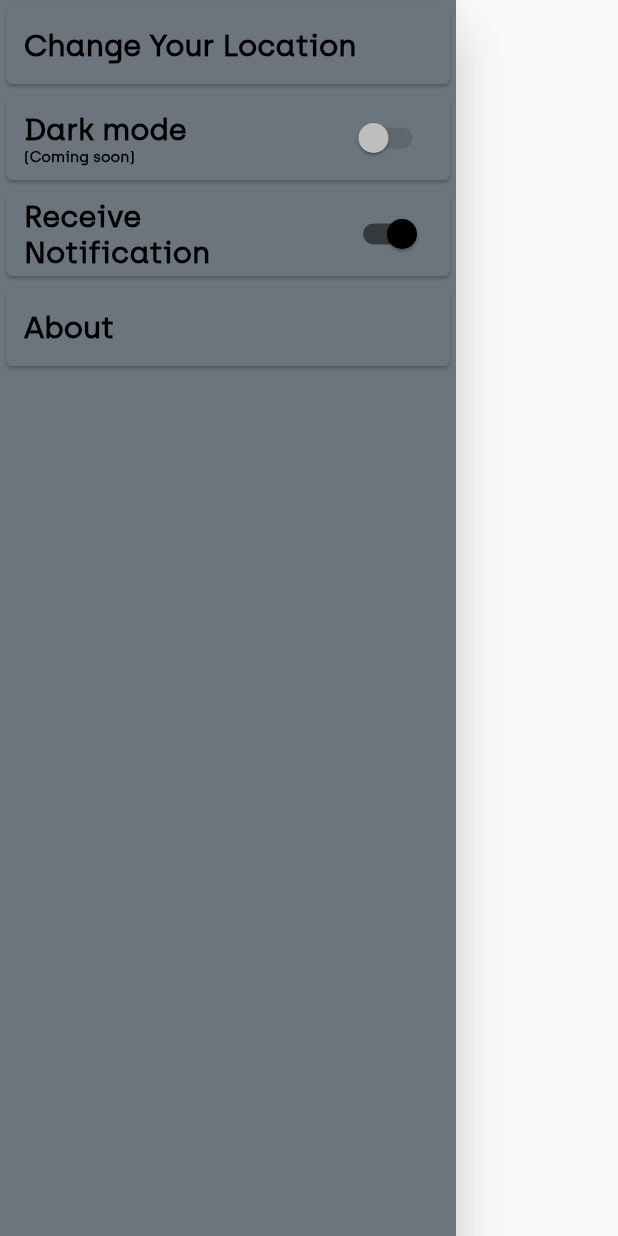
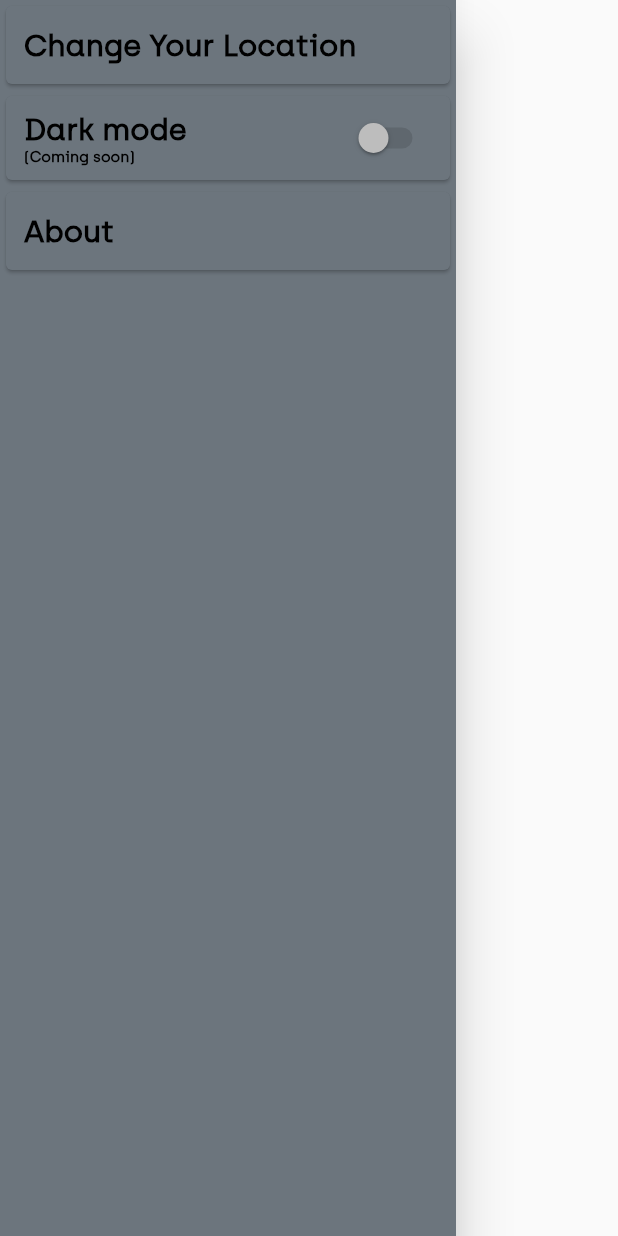
Before and after one commit to prakash-cr7/covid19india, a Flutter app: the DrawerScreen widget shown alone on an empty page, opened directly, on a phone screen of 412 x 824 dp. Run offline on Flutter 3.47's test engine with Material 2 defaults, Android fonts, the phone set to English and light mode, and no system bars; our stand-ins replace firebase_messaging, shared_preferences, syncfusion_flutter_charts; missing offline and left inert: syncfusion_flutter_core; accounts and stored records are empty; statements that could not run were skipped.

Commit message:
probably last commit

```diff
--- a/lib/about_screen.dart
+++ b/lib/about_screen.dart
@@ -2,7 +2,6 @@ import 'package:covid19india/constants_and_widgets.dart';
 import 'package:flutter/cupertino.dart';
 import 'package:flutter/material.dart';
 
-//about page check
 class About extends StatelessWidget {
   final Color textColor = Colors.grey[300];
   @override
--- a/lib/district_search_screen.dart
+++ b/lib/district_search_screen.dart
@@ -79,7 +79,7 @@ class _DistrictSearchPageState extends State<DistrictSearchPage> {
           ),
           FlatButton(
             padding: EdgeInsets.all(0),
-                      child: Container(
+            child: Container(
               height: 60,
               alignment: Alignment.center,
               color: activeCasesColor,
@@ -91,7 +91,7 @@ class _DistrictSearchPageState extends State<DistrictSearchPage> {
                     fontWeight: FontWeight.w900),
               ),
             ),
-            onPressed: (){
+            onPressed: () {
               Provider.of<Data>(context, listen: false)
                   .getLocation(selectedState, selecteddistrict);
               Navigator.pop(context);
--- a/lib/drawer.dart
+++ b/lib/drawer.dart
@@ -9,7 +9,7 @@ class DrawerScreen extends StatefulWidget {
 
 class _DrawerScreenState extends State<DrawerScreen> {
 
-  bool notificatonState = true;
+//  bool notificatonState = true;
 
   @override
   Widget build(BuildContext context) {
@@ -70,30 +70,30 @@ class _DrawerScreenState extends State<DrawerScreen> {
                 onChanged: null,
               ),
             ),
-            Card(
-              color: primaryColor,
-              child: SwitchListTile(
-                contentPadding:
-                const EdgeInsets.symmetric(vertical: 0, horizontal: 12),
-                title: Text(
-                  'Receive Notification',
-                  style: TextStyle(
-                      color: Colors.black,
-                      fontSize: 20,
-                      fontWeight: FontWeight.w900),
-                  textAlign: TextAlign.left,
-                ),
-                activeColor: Colors.black,
-                value: notificatonState,
-                onChanged: (value){
-                  setState(() {
-                    notificatonState = value;
-
-                  });
-                },
-
-              ),
-            ),
+//            Card(
+//              color: primaryColor,
+//              child: SwitchListTile(
+//                contentPadding:
+//                const EdgeInsets.symmetric(vertical: 0, horizontal: 12),
+//                title: Text(
+//                  'Receive Notification',
+//                  style: TextStyle(
+//                      color: Colors.black,
+//                      fontSize: 20,
+//                      fontWeight: FontWeight.w900),
+//                  textAlign: TextAlign.left,
+//                ),
+//                activeColor: Colors.black,
+//                value: notificatonState,
+//                onChanged: (value){
+//                  setState(() {
+//                    notificatonState = value;
+//
+//                  });
+//                },
+//
+//              ),
+//            ),
             GestureDetector(
               child: Card(
                 color: primaryColor,
```
Also changed, not shown: lib/get_data.dart (+13 -14 lines), lib/main.dart (+3 -9 lines).
